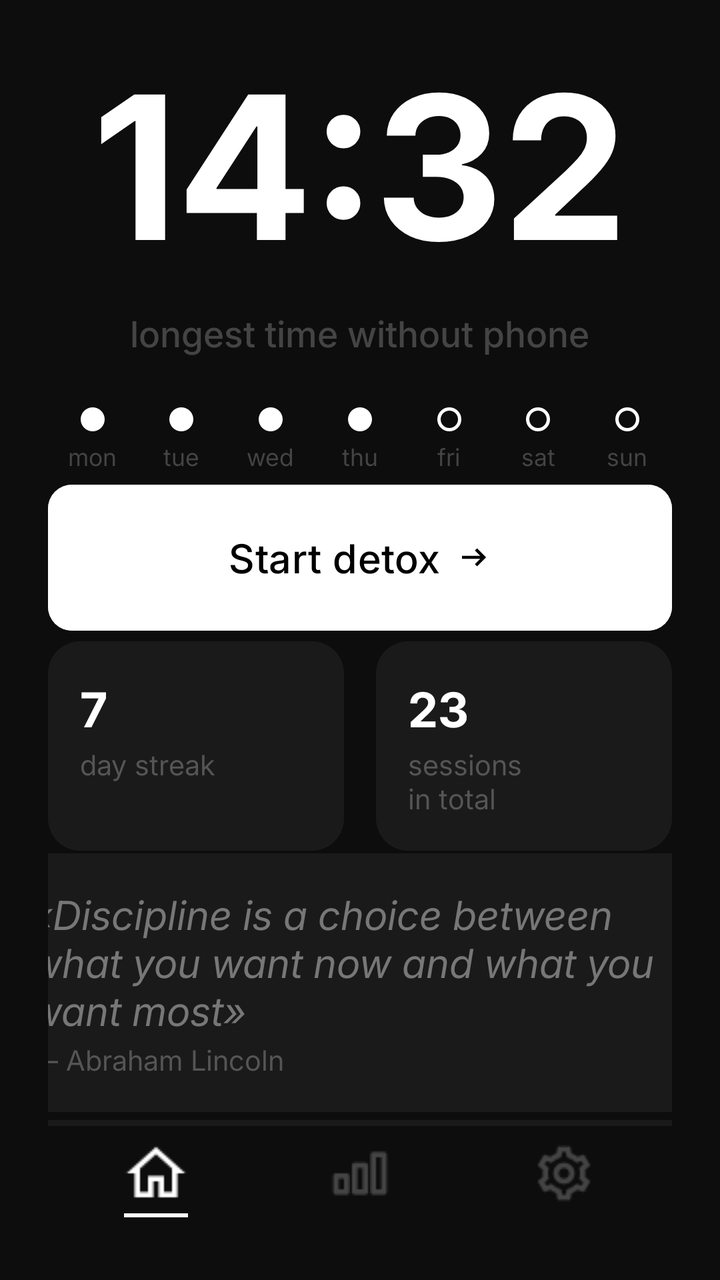
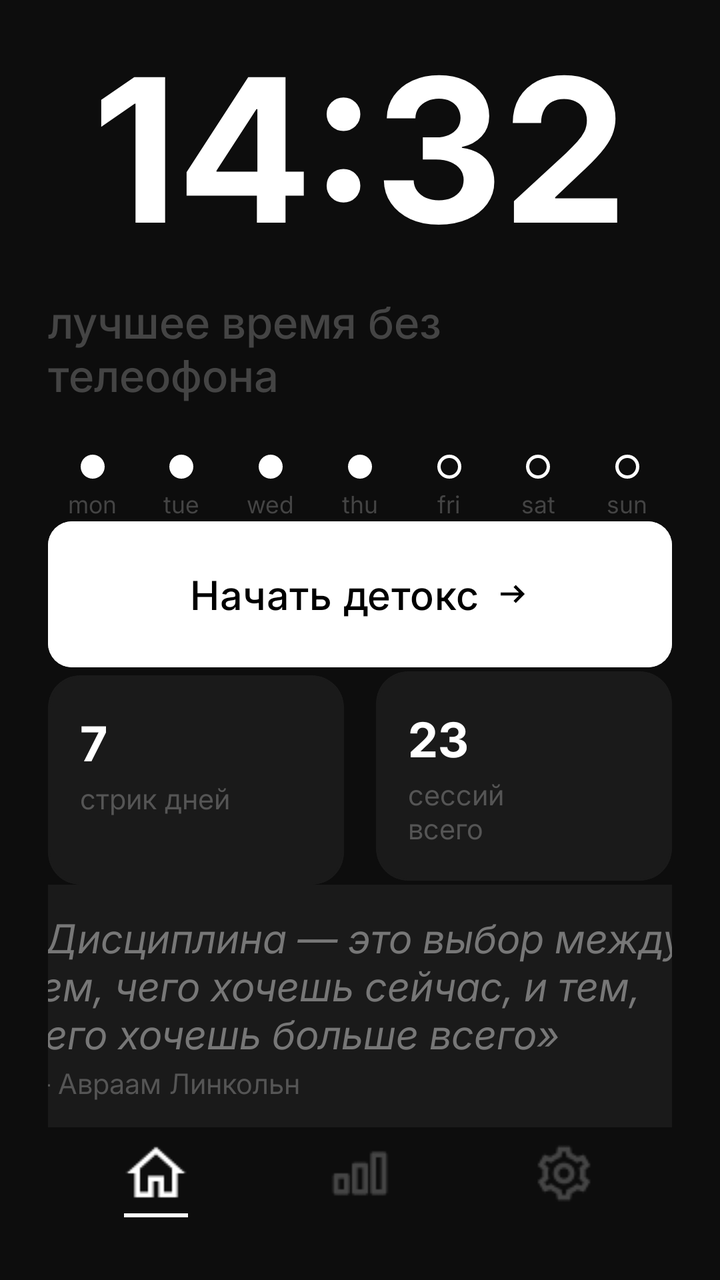

Compare the two renders of this Android layout. The source of the first and the diff that turns it into the second are given below.
<!-- AndroidManifest.xml: application theme Theme.BoredomFocus -->
<!-- res/layout/activity_main.xml -->
<?xml version="1.0" encoding="utf-8"?>
<androidx.constraintlayout.widget.ConstraintLayout xmlns:android="http://schemas.android.com/apk/res/android"
    xmlns:app="http://schemas.android.com/apk/res-auto"
    xmlns:tools="http://schemas.android.com/tools"
    android:id="@+id/main"
    android:layout_width="match_parent"
    android:layout_height="match_parent"
    android:background="#0D0D0D"
    android:padding="24dp"
    tools:context=".ui.MainActivity">


    <TextView
        android:id="@+id/tvStreak1"
        android:layout_width="wrap_content"
        android:layout_height="wrap_content"
        android:fontFamily="@font/inter_medium"
        android:text="focus record"
        android:textAllCaps="true"
        android:textColor="#444444"
        android:textSize="14sp"
        app:layout_constraintBottom_toTopOf="@+id/tvStreak2"
        app:layout_constraintEnd_toEndOf="parent"
        app:layout_constraintHorizontal_bias="0.5"
        app:layout_constraintStart_toStartOf="parent"
        app:layout_constraintTop_toTopOf="parent" />

    <TextView
        android:id="@+id/tvStreak2"
        android:layout_width="wrap_content"
        android:layout_height="wrap_content"
        android:fontFamily="@font/inter_bold"
        android:text="14:32"
        android:textColor="@color/white"
        android:textSize="100sp"
        app:layout_constraintBottom_toTopOf="@+id/tvStreak3"
        app:layout_constraintEnd_toEndOf="parent"
        app:layout_constraintHorizontal_bias="0.5"
        app:layout_constraintStart_toStartOf="parent"
        app:layout_constraintTop_toBottomOf="@+id/tvStreak1" />

    <TextView
        android:id="@+id/tvStreak3"
        android:layout_width="wrap_content"
        android:layout_height="wrap_content"
        android:fontFamily="@font/inter_medium"
        android:paddingBottom="24dp"
        android:text="longest time without phone"
        android:textColor="#444444"
        android:textSize="18sp"
        app:layout_constraintBottom_toTopOf="@+id/llWednesday"
        app:layout_constraintEnd_toEndOf="parent"
        app:layout_constraintHorizontal_bias="0.5"
        app:layout_constraintStart_toStartOf="parent"
        app:layout_constraintTop_toBottomOf="@+id/tvStreak2" />


    <LinearLayout
        android:id="@+id/llMonday"
        android:layout_width="0dp"
        android:layout_height="wrap_content"
        android:gravity="center"
        android:orientation="vertical"
        app:layout_constraintBottom_toTopOf="@+id/line1"
        app:layout_constraintEnd_toStartOf="@+id/llTuesday"
        app:layout_constraintHorizontal_bias="0.5"
        app:layout_constraintHorizontal_weight="1"
        app:layout_constraintStart_toStartOf="parent"
        app:layout_constraintTop_toBottomOf="@+id/tvStreak3">

        <View
            android:layout_width="12dp"
            android:layout_height="12dp"
            android:layout_marginBottom="4dp"
            android:background="@drawable/circle_filled" />

        <TextView
            android:layout_width="wrap_content"
            android:layout_height="wrap_content"
            android:fontFamily="@font/inter_regular"
            android:text="mon"
            android:textColor="#444444"
            android:textSize="12sp" />
    </LinearLayout>

    <LinearLayout
        android:id="@+id/llTuesday"
        android:layout_width="0dp"
        android:layout_height="wrap_content"
        android:gravity="center"
        android:orientation="vertical"
        app:layout_constraintBottom_toTopOf="@+id/line1"
        app:layout_constraintEnd_toStartOf="@+id/llWednesday"
        app:layout_constraintHorizontal_bias="0.5"
        app:layout_constraintHorizontal_weight="1"
        app:layout_constraintStart_toEndOf="@+id/llMonday"
        app:layout_constraintTop_toBottomOf="@+id/tvStreak3">

        <View
            android:layout_width="12dp"
            android:layout_height="12dp"
            android:layout_marginBottom="4dp"
            android:background="@drawable/circle_filled" />

        <TextView
            android:layout_width="wrap_content"
            android:layout_height="wrap_content"
            android:fontFamily="@font/inter_regular"
            android:text="tue"
            android:textColor="#444444"
            android:textSize="12sp" />
    </LinearLayout>

    <LinearLayout
        android:id="@+id/llWednesday"
        android:layout_width="0dp"
        android:layout_height="wrap_content"
        android:gravity="center"
        android:orientation="vertical"
        app:layout_constraintBottom_toTopOf="@+id/line1"
        app:layout_constraintEnd_toStartOf="@+id/llThursday"
        app:layout_constraintHorizontal_bias="0.5"
        app:layout_constraintHorizontal_weight="1"
        app:layout_constraintStart_toEndOf="@+id/llTuesday"
        app:layout_constraintTop_toBottomOf="@+id/tvStreak3">

        <View
            android:layout_width="12dp"
            android:layout_height="12dp"
            android:layout_marginBottom="4dp"
            android:background="@drawable/circle_filled" />

        <TextView
            android:layout_width="wrap_content"
            android:layout_height="wrap_content"
            android:fontFamily="@font/inter_regular"
            android:text="wed"
            android:textColor="#444444"
            android:textSize="12sp" />
    </LinearLayout>

    <LinearLayout
        android:id="@+id/llThursday"
        android:layout_width="0dp"
        android:layout_height="wrap_content"
        android:gravity="center"
        android:orientation="vertical"
        app:layout_constraintBottom_toTopOf="@+id/line1"
        app:layout_constraintEnd_toStartOf="@+id/llFriday"
        app:layout_constraintHorizontal_bias="0.5"
        app:layout_constraintHorizontal_weight="1"
        app:layout_constraintStart_toEndOf="@+id/llWednesday"
        app:layout_constraintTop_toBottomOf="@+id/tvStreak3">

        <View
            android:layout_width="12dp"
            android:layout_height="12dp"
            android:layout_marginBottom="4dp"
            android:background="@drawable/circle_filled" />

        <TextView
            android:layout_width="wrap_content"
            android:layout_height="wrap_content"
            android:fontFamily="@font/inter_regular"
            android:text="thu"
            android:textColor="#444444"
            android:textSize="12sp" />
    </LinearLayout>

    <LinearLayout
        android:id="@+id/llFriday"
        android:layout_width="0dp"
        android:layout_height="wrap_content"
        android:gravity="center"
        android:orientation="vertical"
        app:layout_constraintBottom_toTopOf="@+id/line1"
        app:layout_constraintEnd_toStartOf="@+id/llSaturday"
        app:layout_constraintHorizontal_bias="0.5"
        app:layout_constraintHorizontal_weight="1"
        app:layout_constraintStart_toEndOf="@+id/llThursday"
        app:layout_constraintTop_toBottomOf="@+id/tvStreak3">

        <View
            android:layout_width="12dp"
            android:layout_height="12dp"
            android:layout_marginBottom="4dp"
            android:background="@drawable/circle_empty" />

        <TextView
            android:layout_width="wrap_content"
            android:layout_height="wrap_content"
            android:fontFamily="@font/inter_regular"
            android:text="fri"
            android:textColor="#444444"
            android:textSize="12sp" />
    </LinearLayout>

    <LinearLayout
        android:id="@+id/llSaturday"
        android:layout_width="0dp"
        android:layout_height="wrap_content"
        android:gravity="center"
        android:orientation="vertical"
        app:layout_constraintBottom_toTopOf="@+id/line1"
        app:layout_constraintEnd_toStartOf="@+id/llSunday"
        app:layout_constraintHorizontal_bias="0.5"
        app:layout_constraintHorizontal_weight="1"
        app:layout_constraintStart_toEndOf="@+id/llFriday"
        app:layout_constraintTop_toBottomOf="@+id/tvStreak3">

        <View
            android:layout_width="12dp"
            android:layout_height="12dp"
            android:layout_marginBottom="4dp"
            android:background="@drawable/circle_empty" />

        <TextView
            android:layout_width="wrap_content"
            android:layout_height="wrap_content"
            android:fontFamily="@font/inter_regular"
            android:text="sat"
            android:textColor="#444444"
            android:textSize="12sp" />
    </LinearLayout>

    <LinearLayout
        android:id="@+id/llSunday"
        android:layout_width="0dp"
        android:layout_height="wrap_content"
        android:gravity="center"
        android:orientation="vertical"
        app:layout_constraintBottom_toTopOf="@+id/llThursday"
        app:layout_constraintEnd_toEndOf="parent"
        app:layout_constraintHorizontal_bias="0.5"
        app:layout_constraintHorizontal_weight="1"
        app:layout_constraintStart_toEndOf="@+id/llSaturday"
        app:layout_constraintTop_toBottomOf="@+id/llSaturday">

        <View
            android:layout_width="12dp"
            android:layout_height="12dp"
            android:layout_marginBottom="4dp"
            android:background="@drawable/circle_empty" />

        <TextView
            android:layout_width="wrap_content"
            android:layout_height="wrap_content"
            android:fontFamily="@font/inter_regular"
            android:text="sun"
            android:textColor="#444444"
            android:textSize="12sp" />
    </LinearLayout>


    <androidx.constraintlayout.widget.Guideline
        android:id="@+id/line1"
        android:layout_width="match_parent"
        android:layout_height="match_parent"
        android:orientation="horizontal"
        app:layout_constraintGuide_percent="0.36" />

    <com.google.android.material.button.MaterialButton
        android:id="@+id/btnStartDetox"
        android:layout_width="match_parent"
        android:layout_height="wrap_content"
        android:backgroundTint="@color/white"
        android:fontFamily="@font/inter_medium"
        android:padding="22dp"
        android:text="Start detox"
        android:textColor="@color/black"
        android:textSize="20sp"
        app:cornerRadius="12dp"
        app:icon="@drawable/ic_arrow_right"
        app:iconGravity="textEnd"
        app:iconTint="@color/black"
        app:layout_constraintBottom_toTopOf="@+id/cardRecord"
        app:layout_constraintEnd_toEndOf="parent"
        app:layout_constraintHorizontal_bias="0.5"
        app:layout_constraintStart_toStartOf="parent"
        app:layout_constraintTop_toTopOf="@+id/line1" />

    <com.google.android.material.card.MaterialCardView
        android:id="@+id/cardRecord"
        android:layout_width="0dp"
        android:layout_height="wrap_content"
        android:layout_marginRight="8dp"
        app:cardBackgroundColor="#1A1A1A"
        app:cardCornerRadius="16dp"
        app:layout_constraintBottom_toTopOf="@+id/line2"

        app:layout_constraintEnd_toStartOf="@+id/cardSession"
        app:layout_constraintHorizontal_bias="0.5"
        app:layout_constraintHorizontal_weight="1"
        app:layout_constraintStart_toStartOf="parent"
        app:layout_constraintTop_toBottomOf="@+id/btnStartDetox"
        app:strokeColor="#1A1A1A">

        <LinearLayout
            android:id="@+id/llRecord"
            android:layout_width="match_parent"
            android:layout_height="match_parent"
            android:orientation="vertical"
            android:padding="16dp">

            <TextView
                android:layout_width="wrap_content"
                android:layout_height="wrap_content"
                android:fontFamily="@font/inter_bold"
                android:text="7"
                android:textColor="@color/white"
                android:textSize="24sp" />

            <TextView
                android:layout_width="wrap_content"
                android:layout_height="wrap_content"
                android:fontFamily="@font/inter_regular"
                android:text="day streak\n"
                android:textColor="#555555"
                android:textSize="14sp" />
        </LinearLayout>

    </com.google.android.material.card.MaterialCardView>

    <com.google.android.material.card.MaterialCardView
        android:id="@+id/cardSession"
        android:layout_width="0dp"
        android:layout_height="wrap_content"
        android:layout_marginLeft="8dp"
        app:cardBackgroundColor="#1A1A1A"
        app:cardCornerRadius="16dp"
        app:layout_constraintBottom_toTopOf="@+id/line2"

        app:layout_constraintEnd_toEndOf="parent"
        app:layout_constraintHorizontal_bias="0.5"
        app:layout_constraintHorizontal_weight="1"
        app:layout_constraintStart_toEndOf="@+id/cardRecord"
        app:layout_constraintTop_toBottomOf="@+id/btnStartDetox"
        app:strokeColor="#1A1A1A">

        <LinearLayout
            android:id="@+id/llSession"
            android:layout_width="match_parent"
            android:layout_height="match_parent"
            android:orientation="vertical"
            android:padding="16dp">

            <TextView
                android:layout_width="wrap_content"
                android:layout_height="wrap_content"
                android:fontFamily="@font/inter_bold"
                android:text="23"
                android:textColor="@color/white"
                android:textSize="24sp" />

            <TextView
                android:layout_width="wrap_content"
                android:layout_height="wrap_content"
                android:fontFamily="@font/inter_regular"
                android:text="sessions\nin total"
                android:textColor="#555555"
                android:textSize="14sp" />
        </LinearLayout>

    </com.google.android.material.card.MaterialCardView>

    <androidx.constraintlayout.widget.Guideline
        android:id="@+id/line2"
        android:layout_width="match_parent"
        android:layout_height="match_parent"
        android:orientation="horizontal"
        app:layout_constraintGuide_percent="0.68" />

    <com.google.android.material.card.MaterialCardView
        android:id="@+id/cardQuote"
        android:layout_width="363dp"
        android:layout_height="wrap_content"
        app:cardBackgroundColor="#1A1A1A"
        app:cardCornerRadius="16dp"

        app:layout_constraintEnd_toEndOf="parent"
        app:layout_constraintHorizontal_bias="0.5"
        app:layout_constraintStart_toStartOf="parent"
        app:layout_constraintTop_toTopOf="@+id/line2"
        app:strokeColor="#1A1A1A">

        <LinearLayout
            android:id="@+id/llQuote"
            android:layout_width="match_parent"
            android:layout_height="match_parent"
            android:orientation="vertical"
            android:padding="16dp">

            <TextView
                android:layout_width="wrap_content"
                android:layout_height="wrap_content"
                android:fontFamily="@font/inter_italic"
                android:text="\«Discipline is a choice between what you want now and what you want most\»"
                android:textColor="#777777"
                android:textSize="20sp" />

            <TextView
                android:layout_width="wrap_content"
                android:layout_height="wrap_content"
                android:fontFamily="@font/inter_regular"
                android:text="— Abraham Lincoln"
                android:textColor="#555555"
                android:textSize="14sp" />
        </LinearLayout>

    </com.google.android.material.card.MaterialCardView>

    <androidx.constraintlayout.widget.Guideline
        android:id="@+id/line3"
        android:layout_width="match_parent"
        android:layout_height="match_parent"
        android:orientation="horizontal"
        app:layout_constraintGuide_percent="0.90" />

    <View
        android:id="@+id/viewNavDivider"
        android:layout_width="match_parent"
        android:layout_height="3dp"
        android:background="#1A1A1A"
        app:layout_constraintBottom_toTopOf="@+id/llNavSettings"
        app:layout_constraintEnd_toEndOf="parent"
        app:layout_constraintHorizontal_bias="0.5"
        app:layout_constraintStart_toStartOf="parent"
        app:layout_constraintTop_toTopOf="@+id/line3" />

    <LinearLayout
        android:id="@+id/llNavHome"
        android:layout_width="wrap_content"
        android:layout_height="wrap_content"
        android:layout_marginEnd="20dp"
        android:orientation="vertical"
        android:paddingHorizontal="12dp"
        android:paddingVertical="4dp"
        app:layout_constraintBottom_toBottomOf="parent"
        app:layout_constraintEnd_toStartOf="@+id/llNavStatistics"
        app:layout_constraintHorizontal_bias="0.5"
        app:layout_constraintStart_toStartOf="parent"
        app:layout_constraintTop_toBottomOf="@+id/viewNavDivider">

        <ImageView
            android:id="@+id/ivHomeIcon"
            android:layout_width="wrap_content"
            android:layout_height="wrap_content"
            android:src="@drawable/home_selected" />

        <View
            android:id="@+id/viewHomeDivider"
            android:layout_width="32dp"
            android:layout_height="2dp"
            android:layout_marginTop="4dp"
            android:background="@color/white" />
    </LinearLayout>

    <LinearLayout
        android:id="@+id/llNavStatistics"
        android:layout_width="wrap_content"
        android:layout_height="wrap_content"
        android:orientation="vertical"
        android:paddingHorizontal="12dp"
        android:paddingVertical="4dp"
        app:layout_constraintBottom_toBottomOf="parent"
        app:layout_constraintEnd_toStartOf="@+id/llNavSettings"
        app:layout_constraintHorizontal_bias="0.5"
        app:layout_constraintStart_toEndOf="@+id/llNavHome"
        app:layout_constraintTop_toBottomOf="@+id/viewNavDivider">

        <ImageView
            android:id="@+id/ivStatisticsIcon"
            android:layout_width="wrap_content"
            android:layout_height="wrap_content"
            android:src="@drawable/statistics_unselected" />

        <View
            android:id="@+id/viewStatisticsDivider"
            android:layout_width="32dp"
            android:layout_height="2dp"
            android:layout_marginTop="4dp"
            android:background="#0D0D0D" />
    </LinearLayout>

    <LinearLayout
        android:id="@+id/llNavSettings"
        android:layout_width="wrap_content"
        android:layout_height="wrap_content"
        android:layout_marginStart="20dp"
        android:orientation="vertical"
        android:paddingHorizontal="12dp"
        android:paddingVertical="4dp"
        app:layout_constraintBottom_toBottomOf="parent"
        app:layout_constraintEnd_toEndOf="parent"
        app:layout_constraintHorizontal_bias="0.5"
        app:layout_constraintStart_toEndOf="@+id/llNavStatistics"
        app:layout_constraintTop_toBottomOf="@+id/viewNavDivider">

        <ImageView
            android:id="@+id/ivSettingsIcon"
            android:layout_width="wrap_content"
            android:layout_height="wrap_content"
            android:src="@drawable/settings_unselected" />

        <View
            android:id="@+id/viewSettingsDivider"
            android:layout_width="32dp"
            android:layout_height="2dp"
            android:layout_marginTop="4dp"
            android:background="#0D0D0D" />
    </LinearLayout>


</androidx.constraintlayout.widget.ConstraintLayout>
<!-- resources referenced by this layout -->
<resources>
  <color name="black">#FF000000</color>
  <color name="white">#FFFFFFFF</color>
  <!-- drawable circle_empty (drawable) -->
  <?xml version="1.0" encoding="utf-8"?>
  <shape xmlns:android="http://schemas.android.com/apk/res/android" android:shape="oval">
      <stroke android:width="1.5dp" android:color="#FFFFFF"/>
      <size android:height="16dp" android:width="16dp"/>
  </shape>
  <!-- drawable circle_filled (drawable) -->
  <?xml version="1.0" encoding="utf-8"?>
  <shape xmlns:android="http://schemas.android.com/apk/res/android"
      android:shape="oval">
      <solid android:color="#FFFFFF"/>
      <size android:height="12dp" android:width="12dp"/>
  </shape>
  <!-- drawable home_selected: png bitmap (drawable, 386 bytes) -->
  <!-- drawable ic_arrow_right (drawable) -->
  <vector xmlns:android="http://schemas.android.com/apk/res/android" android:autoMirrored="true" android:height="24dp" android:tint="#000000" android:viewportHeight="960" android:viewportWidth="960" android:width="24dp">
        
      <path android:fillColor="@android:color/white" android:pathData="M560,720L504,662L646,520L160,520L160,440L646,440L504,298L560,240L800,480L560,720Z"/>
      
  </vector>
  <!-- drawable settings_unselected: png bitmap (drawable, 739 bytes) -->
  <!-- drawable statistics_unselected: png bitmap (drawable, 318 bytes) -->
  <style name="Theme.BoredomFocus" parent="Base.Theme.BoredomFocus" />
  <style name="Base.Theme.BoredomFocus" parent="Theme.Material3.DayNight.NoActionBar">
          
          
      </style>
</resources>

<!-- the commit's change to res/layout/activity_main.xml (unified diff, before → after) -->
@@ -15,10 +15,10 @@
         android:layout_width="wrap_content"
         android:layout_height="wrap_content"
         android:fontFamily="@font/inter_medium"
-        android:text="focus record"
+        android:text="рекорд фокуса"
         android:textAllCaps="true"
         android:textColor="#444444"
-        android:textSize="14sp"
+        android:textSize="22sp"
         app:layout_constraintBottom_toTopOf="@+id/tvStreak2"
         app:layout_constraintEnd_toEndOf="parent"
         app:layout_constraintHorizontal_bias="0.5"
@@ -45,9 +45,9 @@
         android:layout_height="wrap_content"
         android:fontFamily="@font/inter_medium"
         android:paddingBottom="24dp"
-        android:text="longest time without phone"
+        android:text="лучшее время без телеофона"
         android:textColor="#444444"
-        android:textSize="18sp"
+        android:textSize="22sp"
         app:layout_constraintBottom_toTopOf="@+id/llWednesday"
         app:layout_constraintEnd_toEndOf="parent"
         app:layout_constraintHorizontal_bias="0.5"
@@ -257,7 +257,7 @@
         android:layout_width="match_parent"
         android:layout_height="match_parent"
         android:orientation="horizontal"
-        app:layout_constraintGuide_percent="0.36" />
+        app:layout_constraintGuide_percent="0.40" />
 
     <com.google.android.material.button.MaterialButton
         android:id="@+id/btnStartDetox"
@@ -266,7 +266,7 @@
         android:backgroundTint="@color/white"
         android:fontFamily="@font/inter_medium"
         android:padding="22dp"
-        android:text="Start detox"
+        android:text="Начать детокс"
         android:textColor="@color/black"
         android:textSize="20sp"
         app:cornerRadius="12dp"
@@ -314,7 +314,7 @@
                 android:layout_width="wrap_content"
                 android:layout_height="wrap_content"
                 android:fontFamily="@font/inter_regular"
-                android:text="day streak\n"
+                android:text="стрик дней\n"
                 android:textColor="#555555"
                 android:textSize="14sp" />
         </LinearLayout>
@@ -356,7 +356,7 @@
                 android:layout_width="wrap_content"
                 android:layout_height="wrap_content"
                 android:fontFamily="@font/inter_regular"
-                android:text="sessions\nin total"
+                android:text="сессий\nвсего"
                 android:textColor="#555555"
                 android:textSize="14sp" />
         </LinearLayout>
@@ -368,7 +368,7 @@
         android:layout_width="match_parent"
         android:layout_height="match_parent"
         android:orientation="horizontal"
-        app:layout_constraintGuide_percent="0.68" />
+        app:layout_constraintGuide_percent="0.70" />
 
     <com.google.android.material.card.MaterialCardView
         android:id="@+id/cardQuote"
@@ -376,7 +376,7 @@
         android:layout_height="wrap_content"
         app:cardBackgroundColor="#1A1A1A"
         app:cardCornerRadius="16dp"
-
+        android:layout_marginTop="4dp"
         app:layout_constraintEnd_toEndOf="parent"
         app:layout_constraintHorizontal_bias="0.5"
         app:layout_constraintStart_toStartOf="parent"
@@ -388,13 +388,13 @@
             android:layout_width="match_parent"
             android:layout_height="match_parent"
             android:orientation="vertical"
-            android:padding="16dp">
+            android:padding="12dp">
 
             <TextView
                 android:layout_width="wrap_content"
                 android:layout_height="wrap_content"
                 android:fontFamily="@font/inter_italic"
-                android:text="\«Discipline is a choice between what you want now and what you want most\»"
+                android:text="\«Дисциплина — это выбор между тем, чего хочешь сейчас, и тем, чего хочешь больше всего\»"
                 android:textColor="#777777"
                 android:textSize="20sp" />
 
@@ -402,7 +402,7 @@
                 android:layout_width="wrap_content"
                 android:layout_height="wrap_content"
                 android:fontFamily="@font/inter_regular"
-                android:text="— Abraham Lincoln"
+                android:text="— Авраам Линкольн"
                 android:textColor="#555555"
                 android:textSize="14sp" />
         </LinearLayout>
